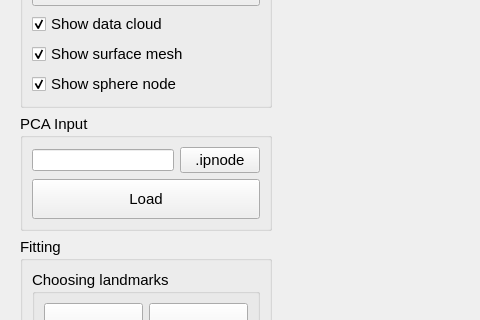
Old version of the form src/qt/view.ui in the repository Fighy/lung_fitting; both pictures show x 0 to 480 and y 183 to 503 of the 1024 by 948 pixel window.
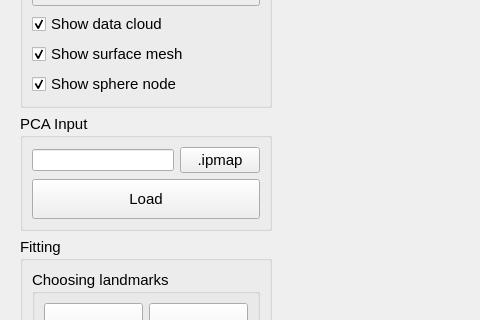
New version of the form. Custom widgets are drawn as their Qt base class.

```diff
--- a/src/qt/view.ui
+++ b/src/qt/view.ui
@@ -146,7 +146,7 @@
          <item row="0" column="1">
           <widget class="QPushButton" name="surfaceIpmap_pushButton">
            <property name="text">
-            <string>.ipnode</string>
+            <string>.ipmap</string>
            </property>
           </widget>
          </item>
```
